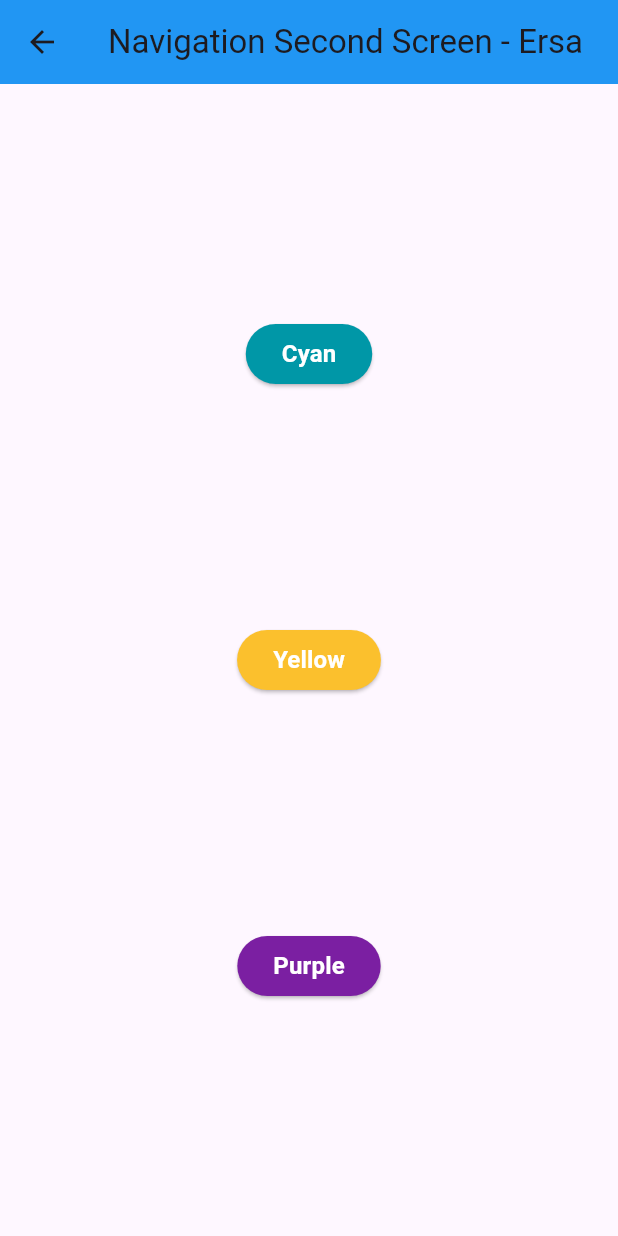
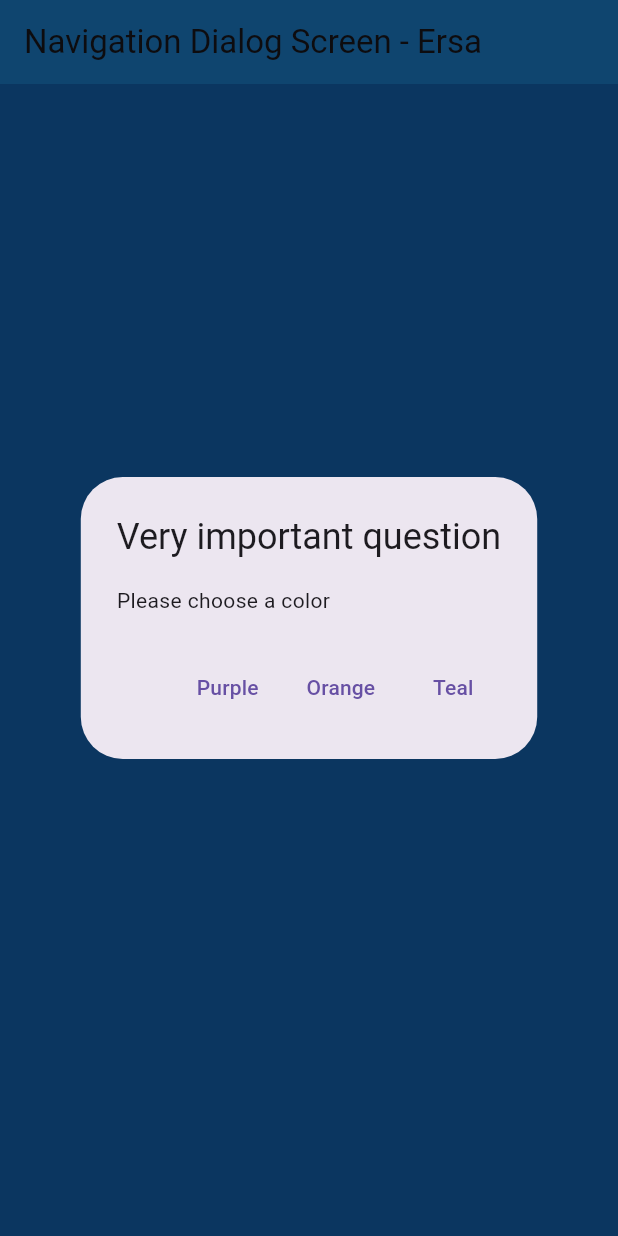
Before and after one commit to Ersaoktaviannn/home, a Flutter app: the screen it shows after launch, after a tap on "Change Color", on a phone screen of 412 x 824 dp. Run offline on Flutter 3.47's test engine with Material 3 defaults, Android fonts, the phone set to English and light mode, and no system bars; our stand-ins replace geolocator.

Commit message:
W12: Soal 17

```diff
--- /dev/null
+++ b/lib/navigation_dialog.dart
@@ -0,0 +1,70 @@
+import 'package:flutter/material.dart';
+
+class NavigationDialogScreen extends StatefulWidget {
+  const NavigationDialogScreen({super.key});
+
+  @override
+  State<NavigationDialogScreen> createState() => _NavigationDialogScreenState();
+}
+
+class _NavigationDialogScreenState extends State<NavigationDialogScreen> {
+  Color color = Colors.blue.shade700;
+
+  @override
+  Widget build(BuildContext context) {
+    return Scaffold(
+      backgroundColor: color,
+      appBar: AppBar(
+        title: const Text('Navigation Dialog Screen - Ersa'),
+        backgroundColor: Colors.blue,
+      ),
+      body: Center(
+        child: ElevatedButton(
+          child: const Text('Change Color'),
+          onPressed: () {
+            _showColorDialog(context);
+          },
+        ),
+      ),
+    );
+  }
+
+  Future<void> _showColorDialog(BuildContext context) async {
+    final selectedColor = await showDialog<Color>(
+      barrierDismissible: false,
+      context: context,
+      builder: (_) {
+        return AlertDialog(
+          title: const Text("Very important question"),
+          content: const Text('Please choose a color'),
+          actions: <Widget>[
+            TextButton(
+              child: const Text("Purple"),
+              onPressed: () {
+                Navigator.pop(context, Colors.purple.shade700);
+              },
+            ),
+            TextButton(
+              child: const Text("Orange"),
+              onPressed: () {
+                Navigator.pop(context, Colors.orange.shade700);
+              },
+            ),
+            TextButton(
+              child: const Text("Teal"),
+              onPressed: () {
+                Navigator.pop(context, Colors.teal.shade700);
+              },
+            ),
+          ],
+        );
+      },
+    );
+
+    if (selectedColor != null) {
+      setState(() {
+        color = selectedColor;
+      });
+    }
+  }
+}
```
Also changed, not shown: lib/main.dart (+3 -72 lines), lib/navigation_second.dart (line endings or trailing spaces).
